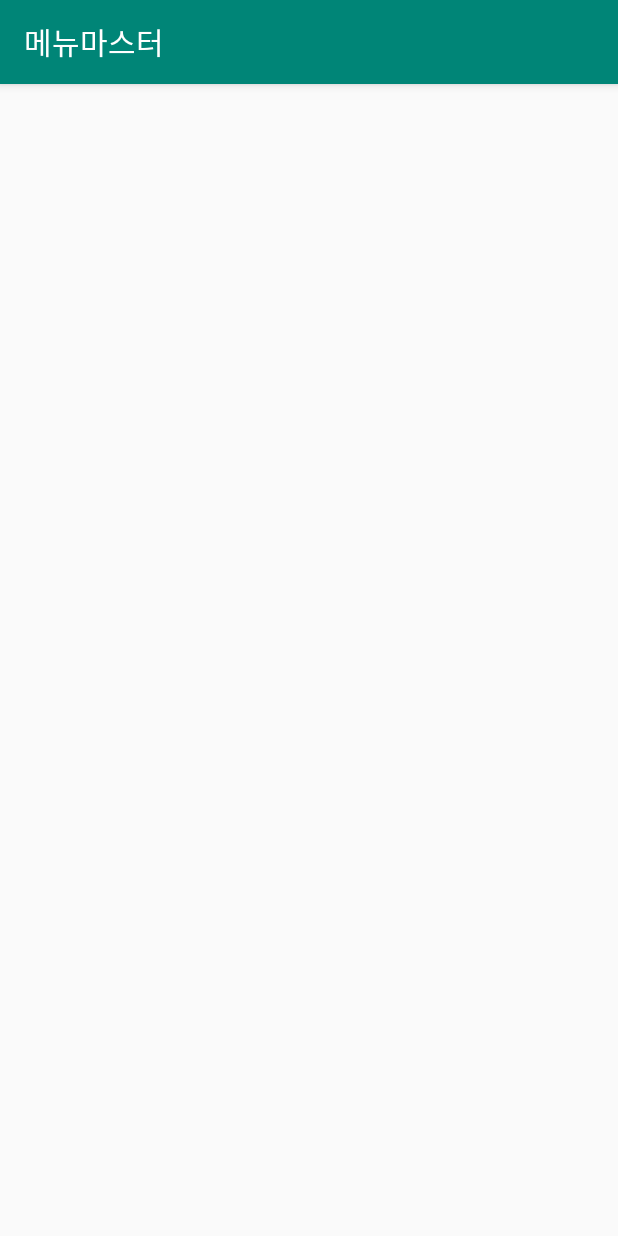
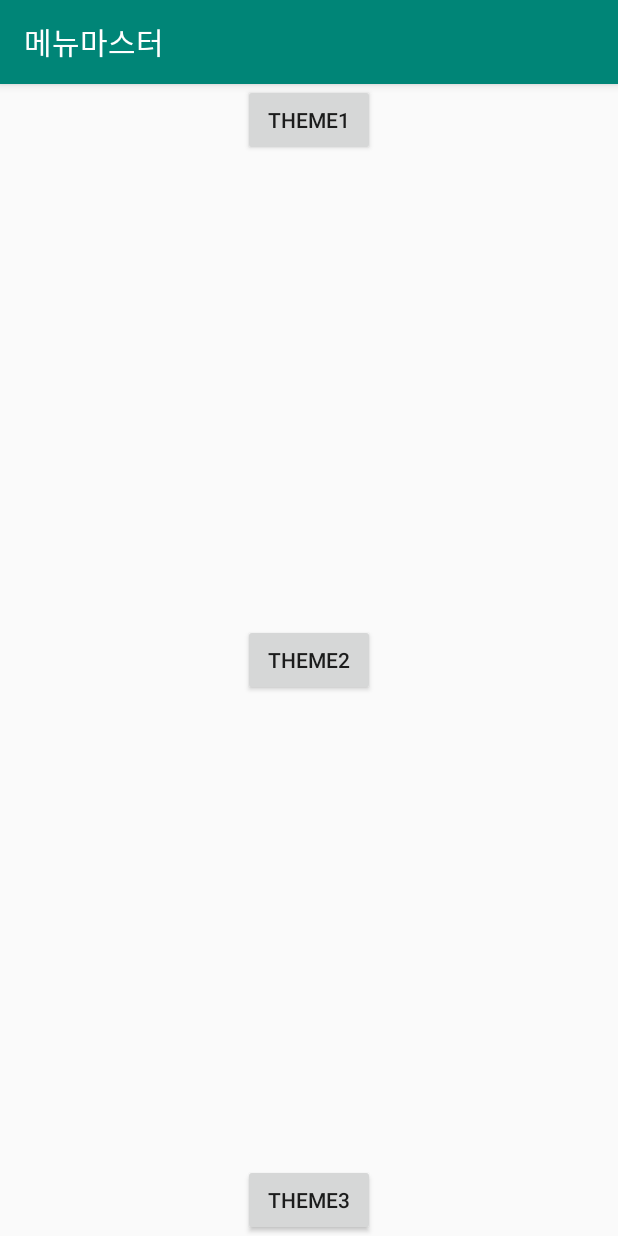
Before and after one commit to pnu-005-team1/projectTeam1, an Android app: the ConfigActivity screen opened directly, with no data from a screen before it, on a phone screen of 412 x 824 dp. Run offline under Robolectric (Android 15) with nearby library versions, the phone set to English and light mode, and no system bars.

Commit message:
테마변경

```diff
--- a/android/app/src/main/java/kr/ac/pnu/cse/menumapproject/ConfigActivity.java
+++ b/android/app/src/main/java/kr/ac/pnu/cse/menumapproject/ConfigActivity.java
@@ -1,13 +1,47 @@
 package kr.ac.pnu.cse.menumapproject;
 
+import android.graphics.Color;
 import android.support.v7.app.AppCompatActivity;
 import android.os.Bundle;
+import android.view.View;
+import android.widget.Button;
 
 public class ConfigActivity extends AppCompatActivity {
+
+    public static int ThemeNum = 0;
 
     @Override
     protected void onCreate(Bundle savedInstanceState) {
         super.onCreate(savedInstanceState);
         setContentView(R.layout.activity_config);
+
+
+
+        Button theme1 = (Button)findViewById(R.id.theme1);
+        Button theme2 = (Button)findViewById(R.id.theme2);
+        Button theme3 = (Button)findViewById(R.id.theme3);
+        theme1.setOnClickListener(new Button.OnClickListener() {
+            @Override
+            public void onClick(View view) {
+                ThemeNum = 0;
+
+            }
+        }) ;
+        theme2.setOnClickListener(new Button.OnClickListener() {
+            @Override
+            public void onClick(View view) {
+                ThemeNum = 1;
+
+
+            }
+        }) ;
+        theme3.setOnClickListener(new Button.OnClickListener() {
+            @Override
+            public void onClick(View view) {
+                ThemeNum = 2;
+
+
+            }
+        }) ;
     }
 }
--- a/android/app/src/main/res/layout/activity_config.xml
+++ b/android/app/src/main/res/layout/activity_config.xml
@@ -6,4 +6,43 @@
     android:layout_height="match_parent"
     tools:context=".ConfigActivity">
 
+    <Button
+        android:id="@+id/theme1"
+        android:layout_width="wrap_content"
+        android:layout_height="wrap_content"
+        android:layout_marginStart="8dp"
+        android:layout_marginEnd="8dp"
+        android:layout_marginBottom="8dp"
+        android:text="theme1"
+        app:layout_constraintBottom_toTopOf="@+id/button4"
+        app:layout_constraintEnd_toEndOf="parent"
+        app:layout_constraintStart_toStartOf="parent"
+        app:layout_constraintTop_toTopOf="parent" />
+
+    <Button
+        android:id="@+id/theme2"
+        android:layout_width="wrap_content"
+        android:layout_height="wrap_content"
+        android:layout_marginStart="8dp"
+        android:layout_marginTop="8dp"
+        android:layout_marginEnd="8dp"
+        android:layout_marginBottom="8dp"
+        android:text="theme2"
+        app:layout_constraintBottom_toBottomOf="parent"
+        app:layout_constraintEnd_toEndOf="parent"
+        app:layout_constraintStart_toStartOf="parent"
+        app:layout_constraintTop_toTopOf="parent" />
+
+    <Button
+        android:id="@+id/theme3"
+        android:layout_width="wrap_content"
+        android:layout_height="wrap_content"
+        android:layout_marginStart="8dp"
+        android:layout_marginTop="8dp"
+        android:layout_marginEnd="8dp"
+        android:text="theme3"
+        app:layout_constraintBottom_toBottomOf="parent"
+        app:layout_constraintEnd_toEndOf="parent"
+        app:layout_constraintStart_toStartOf="parent"
+        app:layout_constraintTop_toBottomOf="@+id/button4" />
 </android.support.constraint.ConstraintLayout>
--- a/android/build.gradle
+++ b/android/build.gradle
@@ -7,7 +7,7 @@ buildscript {
 
     }
     dependencies {
-        classpath 'com.android.tools.build:gradle:3.4.0'
+        classpath 'com.android.tools.build:gradle:3.4.1'
         classpath 'com.google.gms:google-services:4.2.0'
         // NOTE: Do not place your application dependencies here; they belong
         // in the individual module build.gradle files
```
Also changed, not shown: android/app/src/main/java/kr/ac/pnu/cse/menumapproject/MainActivity.java (+12 -0 lines), android/app/src/main/res/values/colors.xml (+8 -0 lines), android/app/src/main/res/values/styles.xml (+14 -0 lines), android/gradle/wrapper/gradle-wrapper.properties.
